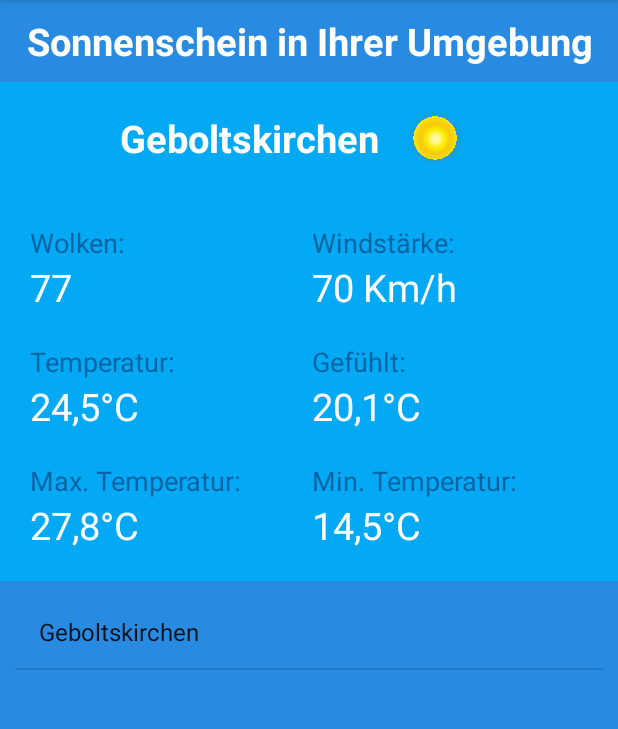
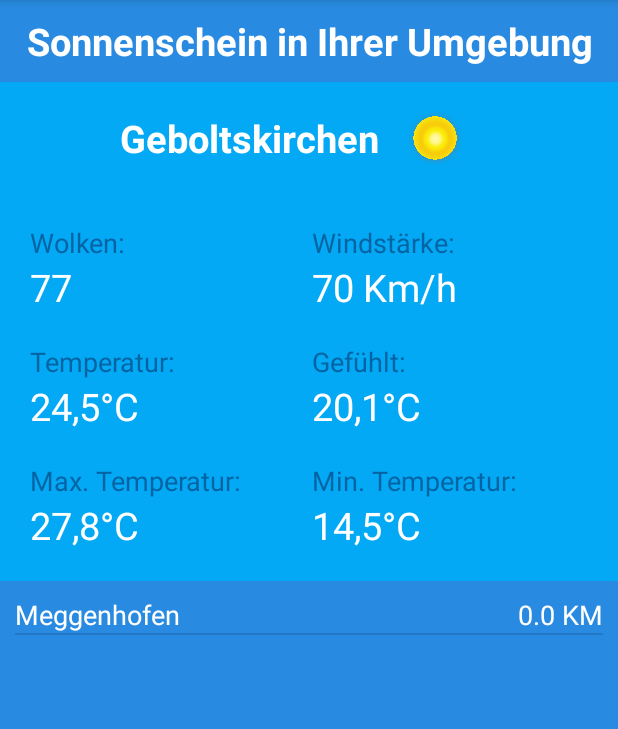
Before and after one commit to sebastianLindinger/POS-Projekt_Lindinger-Huemer-Vormayr, an Android app: the Fragment_Master screen opened directly, with no data from a screen before it, on a phone screen of 412 x 824 dp, the part 84-813 px from its top. Run offline under Robolectric (Android 15) with nearby library versions, the phone set to English and light mode, and no system bars.

Commit message:
Implemented Adapter for Listview

```diff
--- a/App/app/src/main/java/com/example/sunfinder/MasterActivity/Fragment_Master.java
+++ b/App/app/src/main/java/com/example/sunfinder/MasterActivity/Fragment_Master.java
@@ -14,10 +14,12 @@ import android.widget.ArrayAdapter;
 import android.widget.ListView;
 import android.widget.TextView;
 
+import com.example.sunfinder.DataAdministration.City;
 import com.example.sunfinder.MainActivity.Fragment_Start;
 import com.example.sunfinder.R;
 
 import java.util.ArrayList;
+import java.util.List;
 
 
 public class Fragment_Master extends Fragment {
@@ -31,8 +33,9 @@ public class Fragment_Master extends Fragment {
     private TextView textView_tempMin;
     private ListView listView;
     private OnTownSelectedListener mListener;
-    private ArrayAdapter adapter;
-
+    private ItemListAdapter adapter;
+    private List<City>cities = new ArrayList<>();
+    private Context ctx;
 
    @Override
     public View onCreateView(LayoutInflater inflater, ViewGroup container,
@@ -47,10 +50,26 @@ public class Fragment_Master extends Fragment {
         super.onAttach(context);
         if (context instanceof OnTownSelectedListener) {
             mListener = (OnTownSelectedListener) context;
+            ctx = context;
         } else {
             throw new RuntimeException(context.toString()
                     + " must implement OnFragmentInteractionListener");
         }
+    }
+    private void setAdapter(Context context)
+    {
+        adapter = new ItemListAdapter(cities, R.layout.listview_item_master, context);
+        listView.setAdapter(adapter);
+    }
+    private void setTextViews(City city)
+    {
+        textView_yourTown.setText(city.getName());
+        textView_clouds.setText(city.getWeatherData().clouds.all);
+        textView_wind.setText(city.getWeatherData().wind.speed+" Km/h");
+        textView_temp.setText(city.getWeatherData().main.temp+"°C");
+        textView_tempFeels.setText(city.getWeatherData().main.feels_like+"°C");
+        textView_tempMax.setText(city.getWeatherData().main.temp_max+"°C");
+        textView_tempMin.setText(city.getWeatherData().main.temp_min+"°C");
     }
     private void initializeViews(View view)
     {
@@ -70,15 +89,13 @@ public class Fragment_Master extends Fragment {
             }
         });
 
+        //this is for testing----
+        City tempCity = new City();
+        tempCity.setName("Meggenhofen");
+        cities.add(tempCity);
+        //----
 
-        //Implemented this for testing
-        ArrayList<String>list = new ArrayList<>();
-        list.add("Geboltskirchen");
-        adapter = new ArrayAdapter<>(getActivity(),
-                android.R.layout.simple_list_item_1, list);
-        listView.setAdapter(adapter);
-        //.......
-
+        setAdapter(ctx);
     }
 
 
--- /dev/null
+++ b/App/app/src/main/java/com/example/sunfinder/MasterActivity/ItemListAdapter.java
@@ -0,0 +1,48 @@
+package com.example.sunfinder.MasterActivity;
+
+import android.content.Context;
+import android.view.LayoutInflater;
+import android.view.View;
+import android.view.ViewGroup;
+import android.widget.BaseAdapter;
+import android.widget.TextView;
+
+import com.example.sunfinder.DataAdministration.City;
+import com.example.sunfinder.R;
+import java.util.List;
+
+public class ItemListAdapter extends BaseAdapter {
+    private List<City>cities;
+    private int layoutId;
+    private LayoutInflater inflater;
+
+    public ItemListAdapter(List<City> cities, int layoutId, Context context) {
+        this.cities = cities;
+        this.layoutId = layoutId;
+        this.inflater = (LayoutInflater)context.getSystemService(Context.LAYOUT_INFLATER_SERVICE);
+    }
+
+    @Override
+    public int getCount() {
+        return cities.size();
+    }
+
+    @Override
+    public Object getItem(int position) {
+        return cities.get(position);
+    }
+
+    @Override
+    public long getItemId(int position) {
+        return 0;
+    }
+
+    @Override
+    public View getView(int position, View convertView, ViewGroup parent) {
+        City city = cities.get(position);
+        View listItem = (convertView == null)? inflater.inflate(this.layoutId, null):convertView;
+        ((TextView)listItem.findViewById(R.id.textView_listViewItem_master_city)).setText(city.getName());
+        ((TextView)listItem.findViewById(R.id.textView_listViewItem_master_distance)).setText(city.getDistance()+" KM");
+        return listItem;
+    }
+}
--- a/App/app/src/main/res/layout/fragment_fragment__detail.xml
+++ b/App/app/src/main/res/layout/fragment_fragment__detail.xml
@@ -23,7 +23,7 @@
             android:orientation="horizontal">
 
             <TextView
-                android:id="@+id/textView_Master_YourTown"
+                android:id="@+id/textView_Detail_YourTown"
                 android:layout_width="wrap_content"
                 android:layout_height="wrap_content"
                 android:layout_margin="20dp"
--- /dev/null
+++ b/App/app/src/main/res/layout/listview_item_master.xml
@@ -0,0 +1,25 @@
+<?xml version="1.0" encoding="utf-8"?>
+<LinearLayout xmlns:android="http://schemas.android.com/apk/res/android"
+    android:orientation="horizontal" android:layout_width="match_parent"
+    android:layout_margin="10dp"
+    android:layout_height="match_parent">
+
+    <TextView
+        android:id="@+id/textView_listViewItem_master_city"
+        android:layout_width="match_parent"
+        android:layout_height="wrap_content"
+        android:textColor="@android:color/white"
+        android:textSize="18dp"
+        android:layout_weight="1"
+        android:text="TextView" />
+
+    <TextView
+        android:id="@+id/textView_listViewItem_master_distance"
+        android:layout_width="match_parent"
+        android:textColor="@android:color/white"
+        android:textSize="18dp"
+        android:layout_height="wrap_content"
+        android:layout_weight="1"
+        android:textAlignment="viewEnd"
+        android:text="TextView" />
+</LinearLayout>
```
Also changed, not shown: App/app/src/main/java/com/example/sunfinder/DataAdministration/City.java (+50 -22 lines), App/app/src/main/java/com/example/sunfinder/DetailActivity/Fragment_Detail.java (+23 -2 lines).
